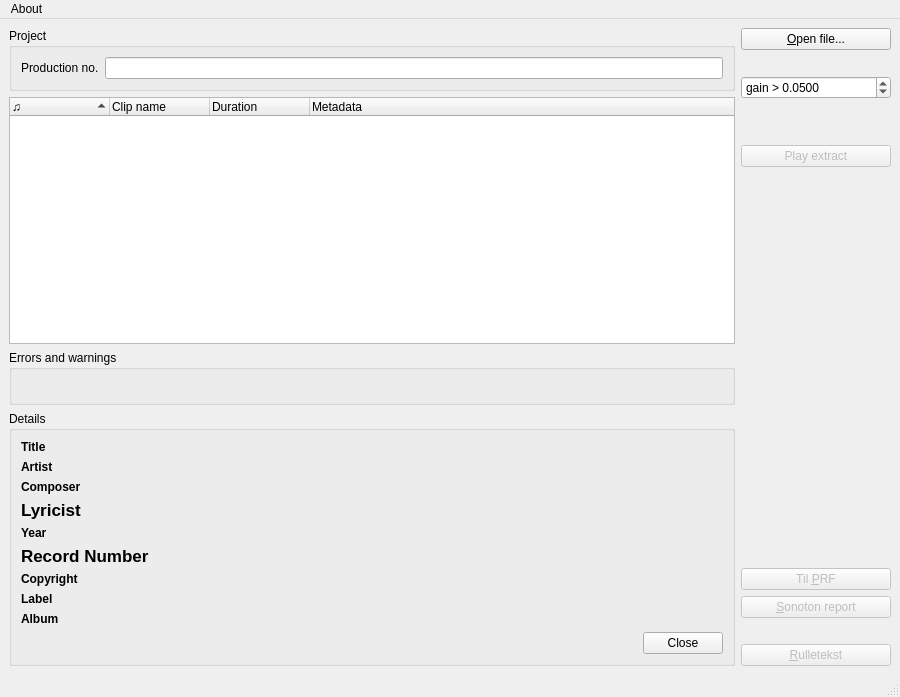
The window that src/gui/pling-plong-odometer.ui (havardgulldahl/pling-plong-odometer) describes before a commit, drawn with Qt 5.
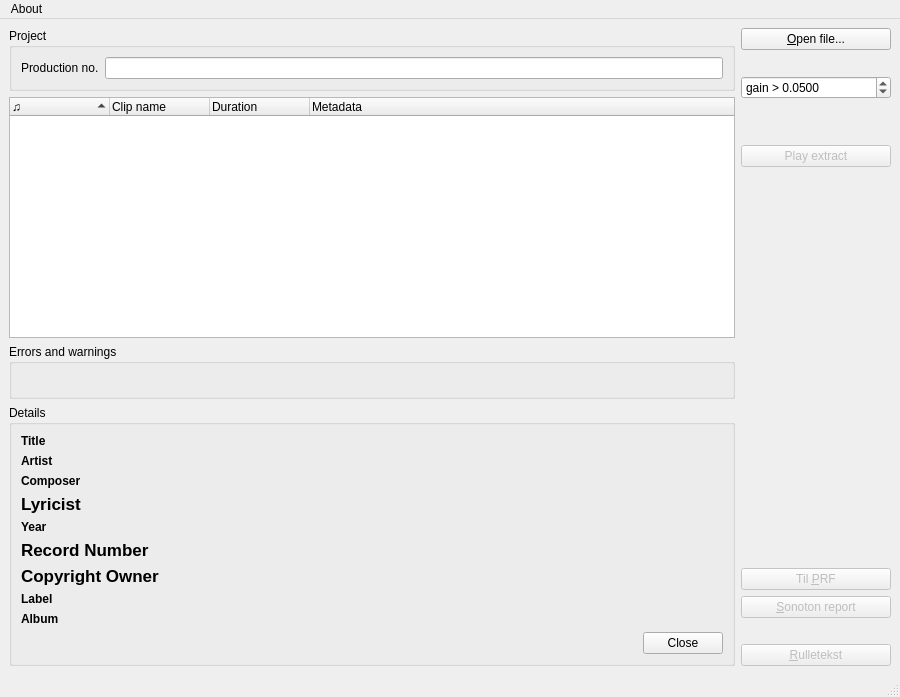
The same window after the commit. Icons and pictures are not drawn.

Commit message: making field a bit more understandable

Patch:
```diff
--- a/src/gui/pling-plong-odometer.ui
+++ b/src/gui/pling-plong-odometer.ui
@@ -173,7 +173,11 @@
          <item row="9" column="0">
           <widget class="QLabel" name="label_4">
            <property name="text">
-            <string>&lt;b&gt;Copyright&lt;/b&gt;</string>
+            <string>&lt;!DOCTYPE HTML PUBLIC &quot;-//W3C//DTD HTML 4.0//EN&quot; &quot;http://www.w3.org/TR/REC-html40/strict.dtd&quot;&gt;
+&lt;html&gt;&lt;head&gt;&lt;meta name=&quot;qrichtext&quot; content=&quot;1&quot; /&gt;&lt;style type=&quot;text/css&quot;&gt;
+p, li { white-space: pre-wrap; }
+&lt;/style&gt;&lt;/head&gt;&lt;body style=&quot; font-family:'Lucida Grande'; font-size:13pt; font-weight:400; font-style:normal;&quot;&gt;
+&lt;p style=&quot; margin-top:0px; margin-bottom:0px; margin-left:0px; margin-right:0px; -qt-block-indent:0; text-indent:0px;&quot;&gt;&lt;span style=&quot; font-weight:600;&quot;&gt;Copyright Owner&lt;/span&gt;&lt;/p&gt;&lt;/body&gt;&lt;/html&gt;</string>
            </property>
           </widget>
          </item>
```
